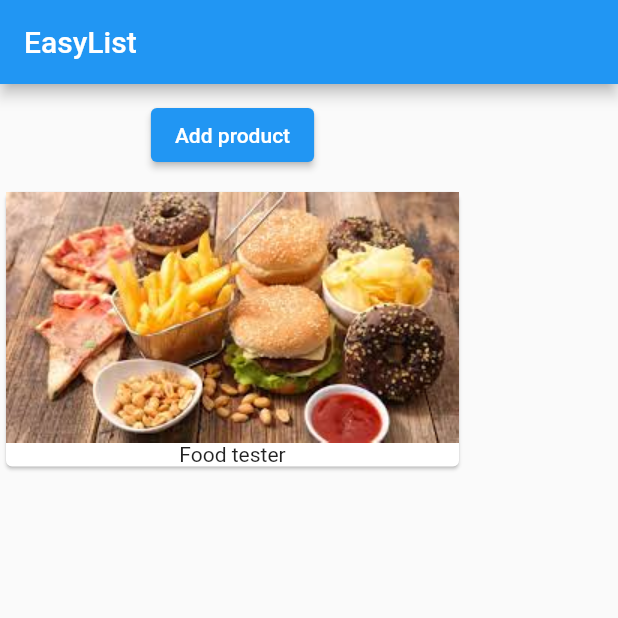
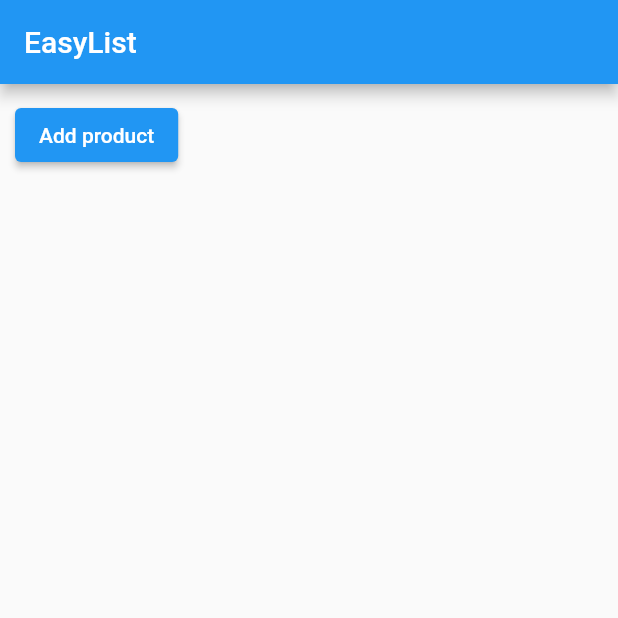
Before and after one commit to Darylabrador/flutter_tuto, a Flutter app: the screen it shows after launch, on a phone screen of 412 x 824 dp, the top half of it. Run offline on Flutter 3.47's test engine with Material 2 defaults, Android fonts, the phone set to English and light mode, and no system bars.

Commit message:
Seperate card product from main

```diff
--- a/lib/main.dart
+++ b/lib/main.dart
@@ -8,6 +8,8 @@ class MyApp extends StatefulWidget {
     return _MyAppState();
   }
 }
+
+
 
 class _MyAppState extends State<MyApp> {
   List<String> _products = ['Food tester'];
@@ -30,19 +32,6 @@ class _MyAppState extends State<MyApp> {
                 },
                 child: Text('Add product')),
           ),
-          Column(
-              children: _products
-                  .map(
-                    (element) => Card(
-                      child: Column(
-                        children: <Widget>[
-                          Image.asset('assets/food.jpg'),
-                          Text(element)
-                        ],
-                      ),
-                    ),
-                  )
-                  .toList()),
         ]),
       ),
     );
```
Also changed, not shown: lib/products.dart (added, +24 -0 lines).
